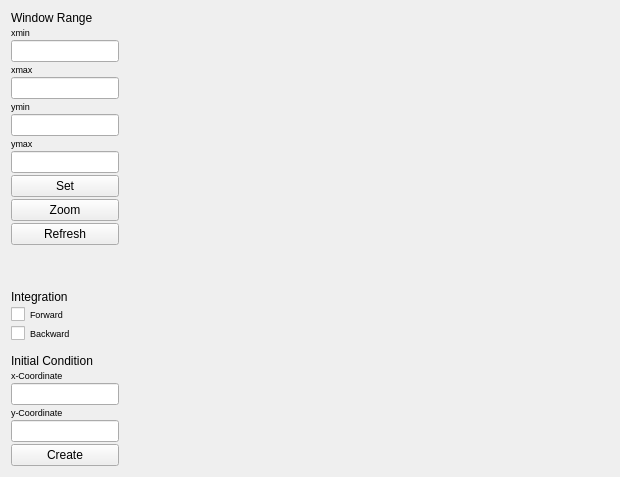
This is gui/Ui_ZoomWidget.ui in TUD-RST/pyplane as Qt 5 draws it before an edit. The edited form follows.
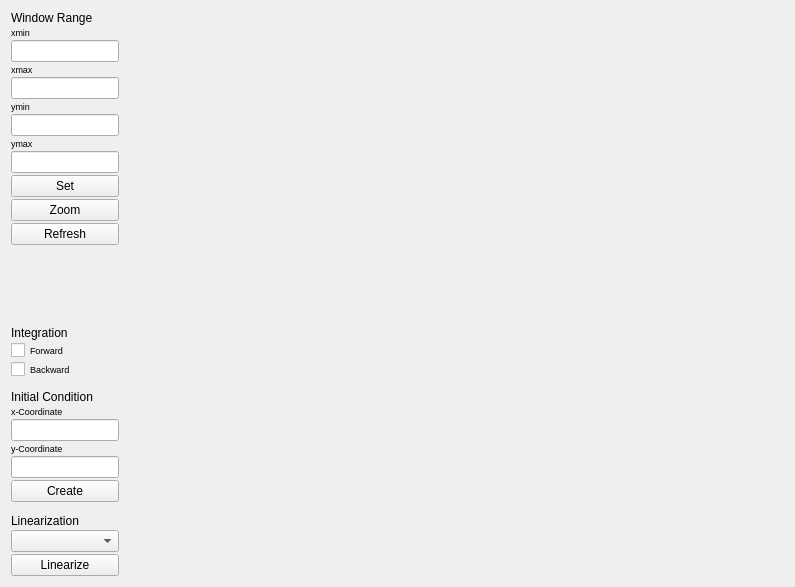
This is the edited form.

Commit message: linearization behaves like normal system

What changed in the file:
```diff
--- a/gui/Ui_ZoomWidget.ui
+++ b/gui/Ui_ZoomWidget.ui
@@ -6,8 +6,8 @@
    <rect>
     <x>0</x>
     <y>0</y>
-    <width>620</width>
-    <height>477</height>
+    <width>795</width>
+    <height>587</height>
    </rect>
   </property>
   <property name="windowTitle">
@@ -280,6 +280,52 @@
        </property>
       </widget>
      </item>
+     <item>
+      <spacer name="linSpace">
+       <property name="orientation">
+        <enum>Qt::Vertical</enum>
+       </property>
+       <property name="sizeType">
+        <enum>QSizePolicy::Fixed</enum>
+       </property>
+       <property name="sizeHint" stdset="0">
+        <size>
+         <width>20</width>
+         <height>10</height>
+        </size>
+       </property>
+      </spacer>
+     </item>
+     <item>
+      <widget class="QLabel" name="linLabel">
+       <property name="text">
+        <string>Linearization</string>
+       </property>
+      </widget>
+     </item>
+     <item>
+      <widget class="QComboBox" name="linBox">
+       <property name="maximumSize">
+        <size>
+         <width>110</width>
+         <height>16777215</height>
+        </size>
+       </property>
+      </widget>
+     </item>
+     <item>
+      <widget class="QPushButton" name="linButton">
+       <property name="maximumSize">
+        <size>
+         <width>110</width>
+         <height>16777215</height>
+        </size>
+       </property>
+       <property name="text">
+        <string>Linearize</string>
+       </property>
+      </widget>
+     </item>
     </layout>
    </item>
    <item>
```
The commit also changes 7 other files.
